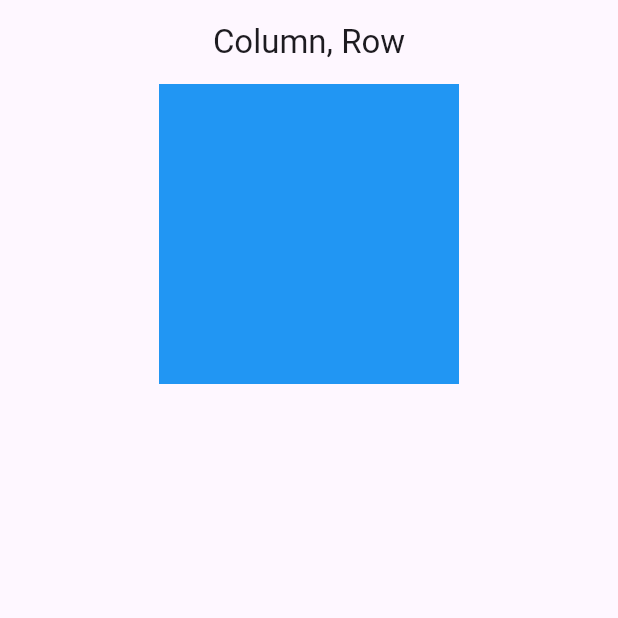
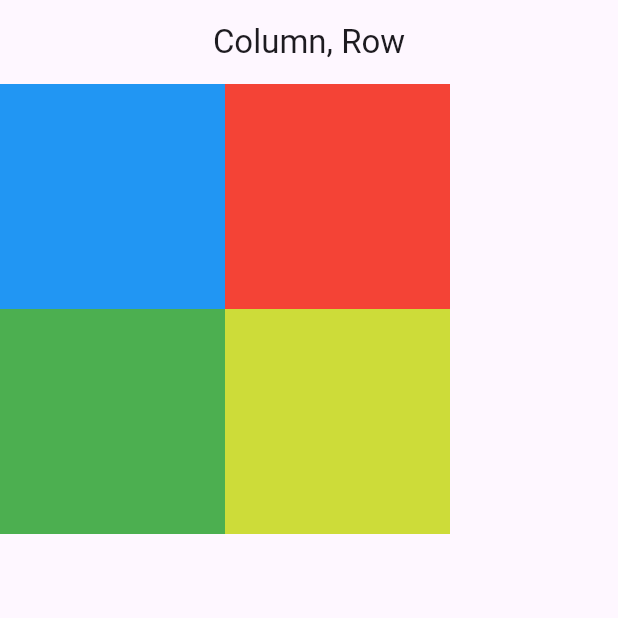
Before and after one commit to Lodny/core_courses, a Flutter app: the screen it shows after launch, on a phone screen of 412 x 824 dp, the top half of it. Run offline on Flutter 3.47's test engine with Material 3 defaults, Android fonts, the phone set to English and light mode, and no system bars.

Commit message:
add 4 containers

```diff
--- a/lib/page/scaffold_page.dart
+++ b/lib/page/scaffold_page.dart
@@ -14,11 +14,34 @@ class ScaffoldPage extends StatelessWidget {
         alignment: Alignment.center,
         child: Column(
           children: [
-            Container(
-              width: 200,
-              height: 200,
-              color: Colors.blue,
-            )
+            Row(
+              children: [
+                Container(
+                  width: 150,
+                  height: 150,
+                  color: Colors.blue,
+                ),
+                Container(
+                  width: 150,
+                  height: 150,
+                  color: Colors.red,
+                )
+              ],
+            ),
+            Row(
+              children: [
+                Container(
+                  width: 150,
+                  height: 150,
+                  color: Colors.green,
+                ),
+                Container(
+                  width: 150,
+                  height: 150,
+                  color: Colors.lime,
+                )
+              ],
+            ),
           ],
         ),
       ),
```
